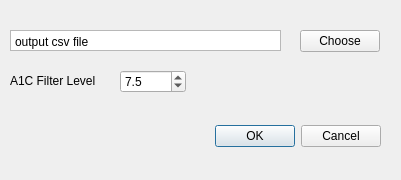
This is configdialog.ui in DaviesX/A1C-Analyzer as Qt 5 draws it before an edit. The edited form follows.
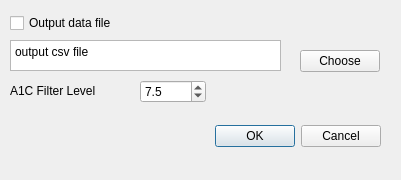
This is the edited form.

Patch:
```diff
--- a/configdialog.ui
+++ b/configdialog.ui
@@ -39,9 +39,9 @@
    <property name="geometry">
     <rect>
      <x>10</x>
-     <y>30</y>
+     <y>40</y>
      <width>271</width>
-     <height>21</height>
+     <height>31</height>
     </rect>
    </property>
    <property name="verticalScrollBarPolicy">
@@ -58,7 +58,7 @@
    <property name="geometry">
     <rect>
      <x>300</x>
-     <y>30</y>
+     <y>50</y>
      <width>80</width>
      <height>22</height>
     </rect>
@@ -71,8 +71,8 @@
    <property name="geometry">
     <rect>
      <x>10</x>
-     <y>70</y>
-     <width>101</width>
+     <y>80</y>
+     <width>121</width>
      <height>21</height>
     </rect>
    </property>
@@ -83,8 +83,8 @@
   <widget class="QDoubleSpinBox" name="a1c_margin">
    <property name="geometry">
     <rect>
-     <x>120</x>
-     <y>70</y>
+     <x>140</x>
+     <y>80</y>
      <width>66</width>
      <height>23</height>
     </rect>
@@ -96,6 +96,19 @@
     <double>7.500000000000000</double>
    </property>
   </widget>
+  <widget class="QCheckBox" name="is_output">
+   <property name="geometry">
+    <rect>
+     <x>10</x>
+     <y>10</y>
+     <width>371</width>
+     <height>26</height>
+    </rect>
+   </property>
+   <property name="text">
+    <string>Output data file</string>
+   </property>
+  </widget>
  </widget>
  <resources/>
  <connections>
```
Left out of the diff: 2 changed lines with no effect on the pictures.
